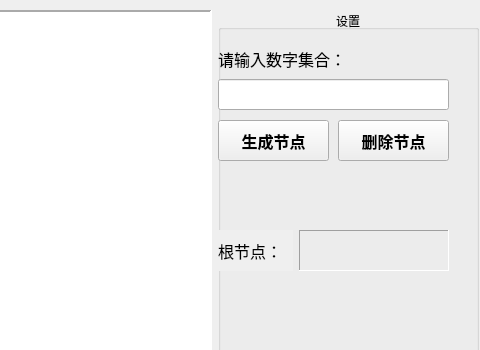
Qt form graph.ui (luoxiaohei31/PaintBinaryTreeInQt) before a commit; both pictures show x 320 to 800 and y 0 to 350 of the 800 by 601 pixel window.
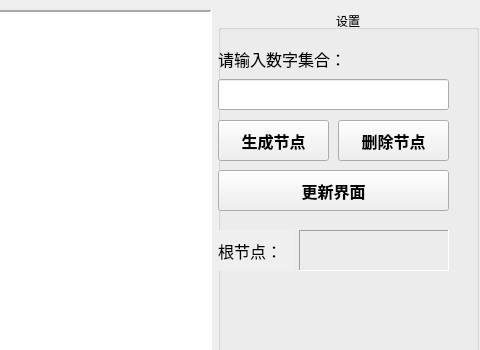
The same form after that commit.

```diff
--- a/graph.ui
+++ b/graph.ui
@@ -179,6 +179,26 @@
      <string>删除节点</string>
     </property>
    </widget>
+   <widget class="QPushButton" name="UpdateForm">
+    <property name="geometry">
+     <rect>
+      <x>0</x>
+      <y>160</y>
+      <width>231</width>
+      <height>41</height>
+     </rect>
+    </property>
+    <property name="font">
+     <font>
+      <family>黑体</family>
+      <pointsize>12</pointsize>
+      <bold>true</bold>
+     </font>
+    </property>
+    <property name="text">
+     <string>更新界面</string>
+    </property>
+   </widget>
   </widget>
  </widget>
  <resources/>
```
